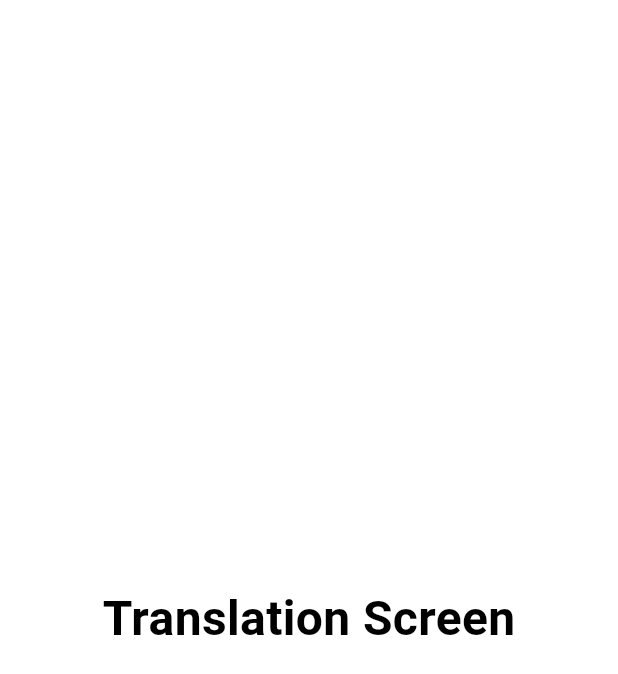
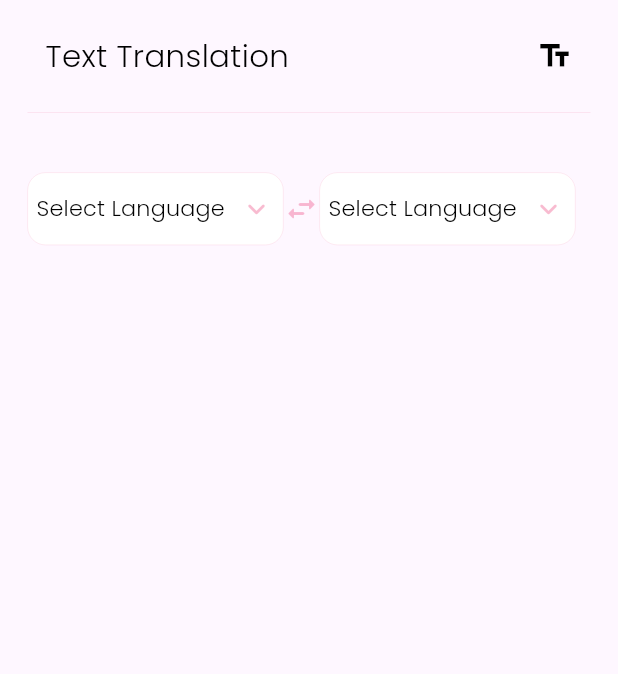
Before and after one commit to AbdoAlHady/Translator, a Flutter app: the screen it shows after launch, after a tap on the "arrow forward" icon, on a phone screen of 412 x 824 dp. Shown: the top 674 px of the screen. Run offline on Flutter 3.47's test engine with Material 3 defaults, Android fonts, the phone set to English and light mode, and no system bars; our stand-ins replace flutter_bloc, flutter_screenutil, google_fonts.

Commit message:
- added flutter bloc package - added cubit for translation screen to handle changing from or to language - added dropdown menu for changing language

```diff
--- a/lib/core/theme/app_text_styles.dart
+++ b/lib/core/theme/app_text_styles.dart
@@ -19,11 +19,18 @@ abstract class AppTextStyles {
     ),
   );
 
-  static TextStyle font14BlakW300 = GoogleFonts.poppins(
+  static TextStyle font14BlackW300 = GoogleFonts.poppins(
     textStyle: TextStyle(
       fontSize: 14.sp,
       fontWeight: FontWeight.w300,
       color: Colors.black,
     ),
   );
+  static TextStyle font13BlackW300 = GoogleFonts.poppins(
+    textStyle: TextStyle(
+      fontSize: 13.sp,
+      fontWeight: FontWeight.w300,
+      color: Colors.black,
+    ),
+  );
 }
--- /dev/null
+++ b/lib/logic/translation_cubit.dart
@@ -0,0 +1,20 @@
+import 'package:flutter_bloc/flutter_bloc.dart';
+import 'package:translator_app/data/models/country_data_model.dart';
+import 'package:translator_app/logic/translation_state.dart';
+
+class TranslationCubit extends Cubit<TranslationState> {
+  TranslationCubit() : super(TranslationInitial());
+
+  CountryDataModel? selectedCountryFrom;
+  CountryDataModel? selectedCountryTo;
+
+  void updateCountryFrom(CountryDataModel newCountry) {
+    selectedCountryFrom = newCountry;
+    emit(TranslationChangeLanguagFromState());
+  }
+
+  void updateCountryTo(CountryDataModel newCountry) {
+    selectedCountryTo = newCountry;
+    emit(TranslationChangeLanguagToState());
+  }
+}
--- /dev/null
+++ b/lib/logic/translation_state.dart
@@ -0,0 +1,7 @@
+abstract class TranslationState {}
+
+class TranslationInitial extends TranslationState {}
+
+class TranslationChangeLanguagFromState extends TranslationState {}
+
+class TranslationChangeLanguagToState extends TranslationState {}
--- a/lib/ui/screens/translation_screen.dart
+++ b/lib/ui/screens/translation_screen.dart
@@ -1,19 +1,22 @@
 import 'package:flutter/material.dart';
+import 'package:flutter_bloc/flutter_bloc.dart';
+import 'package:flutter_screenutil/flutter_screenutil.dart';
+import 'package:translator_app/logic/translation_cubit.dart';
+
+import '../widgets/translation/translation_screen_body.dart';
 
 class TranslationScreen extends StatelessWidget {
   const TranslationScreen({super.key});
 
   @override
   Widget build(BuildContext context) {
-    return const Scaffold(
-      backgroundColor: Color(0xFFffffff),
-      body: Center(
-        child: Text(
-          'Translation Screen',
-          style: TextStyle(
-            fontSize: 32,
-            fontWeight: FontWeight.w700,
-            color: Colors.black,
+    return BlocProvider(
+      create: (context) => TranslationCubit(),
+      child: Scaffold(
+        body: SafeArea(
+          child: Padding(
+            padding: EdgeInsets.symmetric(horizontal: 16.w),
+            child: const TranslationScreenBody(),
           ),
         ),
       ),
--- a/lib/ui/widgets/home/country_flag_button.dart
+++ b/lib/ui/widgets/home/countries_with_flag_card.dart
@@ -2,9 +2,9 @@ import 'dart:math';
 
 import 'package:flutter/material.dart';
 import 'package:flutter_screenutil/flutter_screenutil.dart';
-import 'package:google_fonts/google_fonts.dart';
 import 'package:translator_app/core/helper/spacing.dart';
 import 'package:translator_app/core/theme/app_colors.dart';
+import 'package:translator_app/core/theme/app_text_styles.dart';
 import 'package:translator_app/data/models/country_data_model.dart';
 
 class CountriesWithFlagCard extends StatefulWidget {
@@ -77,12 +77,8 @@ class _CountriesWithFlagCardState extends State<CountriesWithFlagCard> {
                   Text(
                     country.name,
                     textAlign: TextAlign.center,
-                    style: GoogleFonts.poppins(
-                      textStyle: TextStyle(
-                        color: isSelected ? AppColors.white : AppColors.black,
-                        fontSize: 14.sp,
-                        fontWeight: FontWeight.w300,
-                      ),
+                    style: AppTextStyles.font14BlackW300.copyWith(
+                      color: isSelected ? AppColors.white : AppColors.black,
                     ),
                   ),
                 ],
--- a/lib/ui/widgets/home/home_rich_text.dart
+++ b/lib/ui/widgets/home/home_rich_text.dart
@@ -28,11 +28,11 @@ class HomeRichText extends StatelessWidget {
           WidgetSpan(child: verticalSpace(35)),
           TextSpan(
             text: 'Help you communicate in \n',
-            style: AppTextStyles.font14BlakW300,
+            style: AppTextStyles.font14BlackW300,
           ),
           TextSpan(
             text: 'Different Language \n',
-            style: AppTextStyles.font14BlakW300,
+            style: AppTextStyles.font14BlackW300,
           ),
         ],
       ),
--- a/lib/ui/widgets/home/home_screen_body.dart
+++ b/lib/ui/widgets/home/home_screen_body.dart
@@ -3,7 +3,7 @@ import 'package:flutter_screenutil/flutter_screenutil.dart';
 import 'package:translator_app/core/helper/spacing.dart';
 import 'package:translator_app/core/utils/app_images.dart';
 import 'package:translator_app/ui/widgets/home/arrow_button.dart';
-import 'package:translator_app/ui/widgets/home/country_flag_button.dart';
+import 'package:translator_app/ui/widgets/home/countries_with_flag_card.dart';
 import 'package:translator_app/ui/widgets/home/home_rich_text.dart';
 
 class HomeScreenBody extends StatelessWidget {
--- /dev/null
+++ b/lib/ui/widgets/translation/language_drop_down.dart
@@ -0,0 +1,82 @@
+import 'package:flutter/material.dart';
+import 'package:flutter_bloc/flutter_bloc.dart';
+import 'package:flutter_screenutil/flutter_screenutil.dart';
+import 'package:translator_app/core/helper/spacing.dart';
+import 'package:translator_app/core/theme/app_colors.dart';
+import 'package:translator_app/core/theme/app_text_styles.dart';
+import 'package:translator_app/data/models/country_data_model.dart';
+import 'package:translator_app/logic/translation_cubit.dart';
+import 'package:translator_app/logic/translation_state.dart';
+
+class LanguageDropDown extends StatelessWidget {
+  const LanguageDropDown({super.key, required this.changeFrom});
+  final bool changeFrom;
+  @override
+  Widget build(BuildContext context) {
+    return BlocBuilder<TranslationCubit, TranslationState>(
+      builder: (context, state) {
+        var cubit = context.read<TranslationCubit>();
+        var selectedCountry =
+            changeFrom ? cubit.selectedCountryFrom : cubit.selectedCountryTo;
+        return Container(
+          padding: EdgeInsets.symmetric(horizontal: 5.w),
+          decoration: BoxDecoration(
+            borderRadius: BorderRadius.circular(12),
+            color: AppColors.white,
+            border: Border.all(
+              color: AppColors.lightPrimary,
+              width: 0.2,
+            ),
+          ),
+          child: DropdownButton<CountryDataModel>(
+            value: selectedCountry,
+            underline: const SizedBox(height: 0),
+            dropdownColor: AppColors.white,
+            hint: Text(
+              'Select Language',
+              style: AppTextStyles.font13BlackW300,
+            ),
+            icon: Padding(
+              padding: EdgeInsets.only(left: 8.w),
+              child: Icon(Icons.keyboard_arrow_down_rounded,
+                  color: AppColors.lightPrimary),
+            ),
+            elevation: 0,
+            items: countries.map(
+              (country) {
+                return DropdownMenuItem<CountryDataModel>(
+                  value: country,
+                  child: Row(
+                    crossAxisAlignment: CrossAxisAlignment.center,
+                    children: [
+                      CircleAvatar(
+                        radius: 12,
+                        backgroundImage: AssetImage(
+                          country.flag,
+                        ),
+                      ),
+                      horizontalSpace(8),
+                      Text(
+                        country.name,
+                        style: AppTextStyles.font13BlackW300.copyWith(
+                          color: country.name == selectedCountry?.name
+                              ? AppColors.black
+                              : AppColors.primary.withOpacity(0.8),
+                        ),
+                      ),
+                    ],
+                  ),
+                );
+              },
+            ).toList(),
+            onChanged: (newValue) {
+              changeFrom
+                  ? cubit.updateCountryFrom(newValue!)
+                  : cubit.updateCountryTo(newValue!);
+            },
+          ),
+        );
+      },
+    );
+  }
+}
--- /dev/null
+++ b/lib/ui/widgets/translation/translation_screen_body.dart
@@ -0,0 +1,31 @@
+import 'package:flutter/material.dart';
+import 'package:translator_app/core/theme/app_colors.dart';
+import 'package:translator_app/ui/widgets/translation/language_drop_down.dart';
+import 'package:translator_app/ui/widgets/translation/translation_top_bar.dart';
+
+class TranslationScreenBody extends StatelessWidget {
+  const TranslationScreenBody({super.key});
+
+  @override
+  Widget build(BuildContext context) {
+    return SingleChildScrollView(
+      child: Column(
+        children: [
+          const TranslationTopBar(),
+          Padding(
+            padding: const EdgeInsets.only(top: 40),
+            child: Row(
+              children: [
+                // Change language From
+                const LanguageDropDown(changeFrom: true),
+                Icon(Icons.swap_horiz_rounded, color: AppColors.lightPrimary),
+                // Change language To
+                const LanguageDropDown(changeFrom: false),
+              ],
+            ),
+          ),
+        ],
+      ),
+    );
+  }
+}
--- /dev/null
+++ b/lib/ui/widgets/translation/translation_top_bar.dart
@@ -0,0 +1,41 @@
+import 'package:flutter/material.dart';
+import 'package:flutter_screenutil/flutter_screenutil.dart';
+import 'package:google_fonts/google_fonts.dart';
+import 'package:translator_app/core/theme/app_colors.dart';
+
+class TranslationTopBar extends StatelessWidget {
+  const TranslationTopBar({
+    super.key,
+  });
+
+  @override
+  Widget build(BuildContext context) {
+    return Container(
+      padding: EdgeInsets.symmetric(vertical: 20.w, horizontal: 10.h),
+      decoration: BoxDecoration(
+        border: Border(
+          bottom: BorderSide(
+            color: AppColors.lightPrimary,
+            width: 0.2,
+          ),
+        ),
+      ),
+      child: Row(
+        mainAxisAlignment: MainAxisAlignment.spaceBetween,
+        children: [
+          Text(
+            'Text Translation',
+            style: GoogleFonts.poppins(
+              textStyle: TextStyle(
+                fontSize: 18.sp,
+                fontWeight: FontWeight.w300,
+                color: AppColors.black,
+              ),
+            ),
+          ),
+          const Icon(Icons.text_fields, color: AppColors.black, size: 24),
+        ],
+      ),
+    );
+  }
+}
--- a/pubspec.yaml
+++ b/pubspec.yaml
@@ -19,6 +19,7 @@ dependencies:
   cupertino_icons: ^1.0.8
   flutter_screenutil: ^5.9.3
   google_fonts: ^6.2.1
+  flutter_bloc: ^8.1.6
 
 dev_dependencies:
   flutter_test:
```
Also changed, not shown: pubspec.lock.
